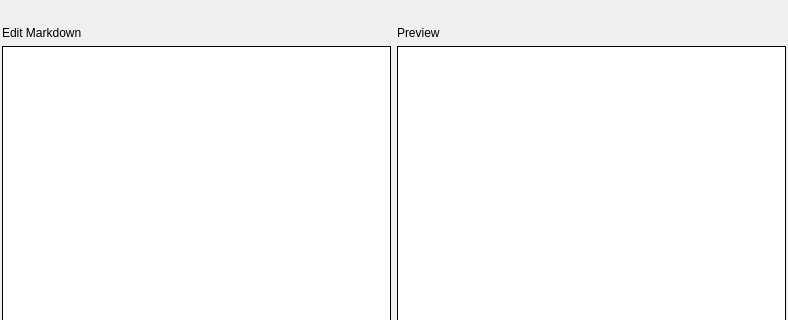
First picture: the form in GUI/note.ui, repository goldentoaste/honey-pot, before the edit; both pictures show x 0 to 788 and y 0 to 320 of the 788 by 462 pixel window.
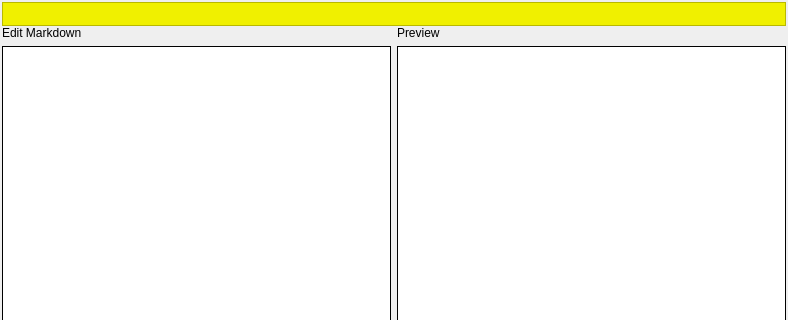
Second picture: the form after the edit. Icons and pictures are not drawn.

```diff
--- a/GUI/note.ui
+++ b/GUI/note.ui
@@ -15,7 +15,7 @@
   </property>
   <layout class="QVBoxLayout" name="verticalLayout">
    <property name="spacing">
-    <number>2</number>
+    <number>0</number>
    </property>
    <property name="leftMargin">
     <number>2</number>
@@ -28,6 +28,35 @@
    </property>
    <property name="bottomMargin">
     <number>2</number>
+   </property>
+   <item>
+    <widget class="QFrame" name="frame">
+     <property name="styleSheet">
+      <string notr="true">QFrame{
+	background: #f0f000;
+}</string>
+     </property>
+     <property name="frameShape">
+      <enum>QFrame::StyledPanel</enum>
+     </property>
+     <property name="frameShadow">
+      <enum>QFrame::Raised</enum>
+     </property>
+     <layout class="QHBoxLayout" name="horizontalLayout_3">
+      <property name="spacing">
+       <number>0</number>
+      </property>
+      <property name="leftMargin">
+       <number>0</number>
+      </property>
+      <property name="topMargin">
+       <number>0</number>
+      </property>
+      <property name="rightMargin">
+       <number>0</number>
+      </property>
+      <property name="bottomMargin">
+       <number>0</number>
    </property>
    <item>
     <layout class="QHBoxLayout" name="horizontalLayout">
@@ -158,6 +187,9 @@
       </widget>
      </item>
     </layout>
+      </item>
+     </layout>
+    </widget>
    </item>
    <item>
     <layout class="QHBoxLayout" name="horizontalLayout_2">
```
Lines whose indentation alone changed are shown as unchanged.
